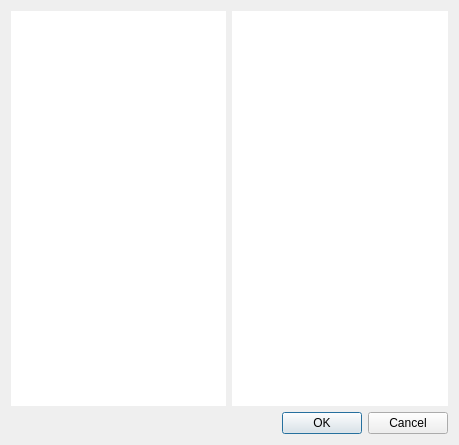
Old version of the form dialog.ui in the repository woodenbear24/Vid_classification_tool.
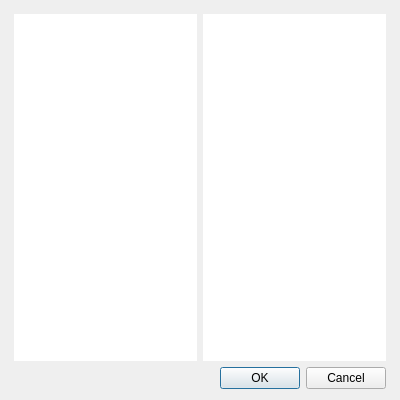
New version of the form.

```diff
--- a/dialog.ui
+++ b/dialog.ui
@@ -6,8 +6,8 @@
    <rect>
     <x>0</x>
     <y>0</y>
-    <width>459</width>
-    <height>445</height>
+    <width>400</width>
+    <height>400</height>
    </rect>
   </property>
   <property name="minimumSize">
@@ -28,6 +28,15 @@
   <layout class="QGridLayout" name="gridLayout">
    <item row="0" column="0">
     <layout class="QVBoxLayout" name="verticalLayout">
+     <property name="leftMargin">
+      <number>3</number>
+     </property>
+     <property name="topMargin">
+      <number>3</number>
+     </property>
+     <property name="rightMargin">
+      <number>3</number>
+     </property>
      <item>
       <layout class="QHBoxLayout" name="horizontalLayout">
        <item>
```
